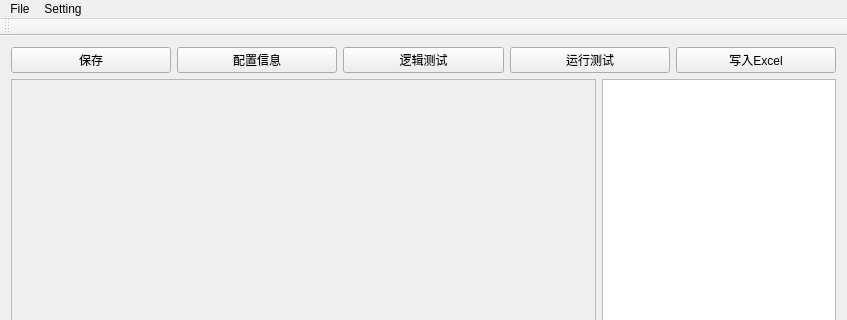
The window that mazeeditor.ui (jezzychao/MazeEditor) describes before a commit, drawn with Qt 5; both pictures show x 0 to 847 and y 0 to 320 of the 847 by 527 pixel window.
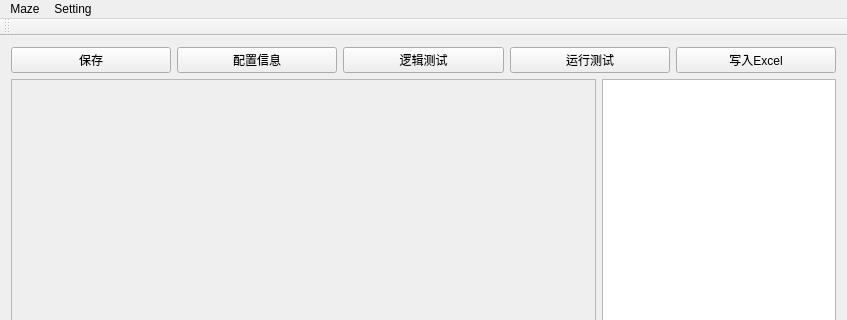
The same window after the commit.

```diff
--- a/mazeeditor.ui
+++ b/mazeeditor.ui
@@ -97,7 +97,7 @@
    </property>
    <widget class="QMenu" name="menuFile">
     <property name="title">
-     <string>File</string>
+     <string>Maze</string>
     </property>
     <addaction name="actionnew"/>
     <addaction name="actionview"/>
```
Left out of the diff: 19 changed lines with no effect on the pictures.
